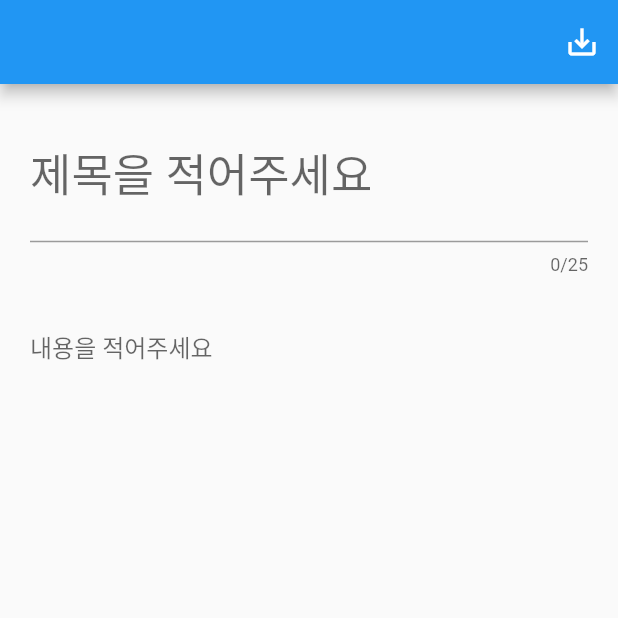
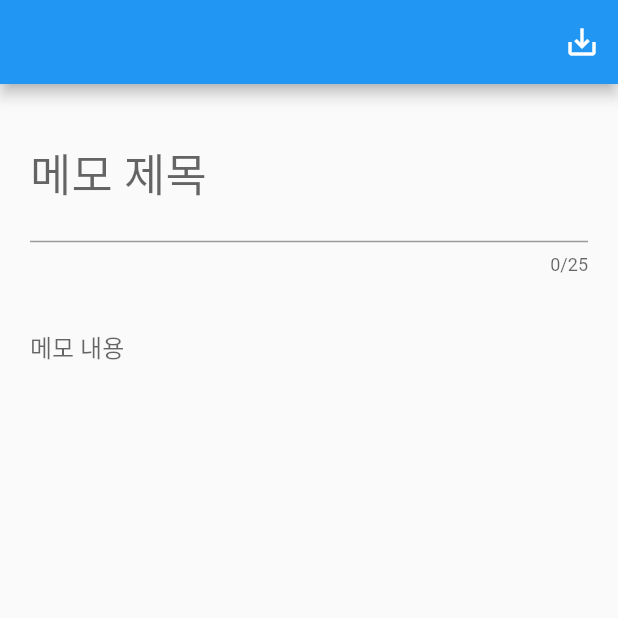
Before and after one commit to BahngJH/Flutter_Memo, a Flutter app: the screen it shows after launch, after a tap on "메모 추가", on a phone screen of 412 x 824 dp, the top half of it. Run offline on Flutter 3.47's test engine with Material 2 defaults, Android fonts, the phone set to English and light mode, and no system bars; our stand-ins replace share, sqflite; accounts and stored records are empty.

Commit message:
기본적인 기능 완성(currently all of bug fixed)

```diff
--- a/lib/screens/edit.dart
+++ b/lib/screens/edit.dart
@@ -22,7 +22,7 @@ class _EditPageState extends State<EditPage> {
     _context = context;
     return MaterialApp(
       home: Scaffold(
-          resizeToAvoidBottomInset: false,
+                                  //resizeToAvoidBottomInset: false, -> 이거때매 textField의 위치가 자동으로 안되고 박혀있었음 밑에
           appBar: AppBar(
             actions: <Widget>[
               IconButton(
@@ -37,11 +37,6 @@ class _EditPageState extends State<EditPage> {
           )
       ),
     );
-  }
-
-  Future<List<Memo>> loadMemo(String id) async {
-    DBHelper sd = DBHelper();
-    return await sd.findMemo(id);
   }
 
   loadBuilder() {
@@ -71,6 +66,7 @@ class _EditPageState extends State<EditPage> {
                 child: TextField(
                   maxLines: 1,
                   maxLength: 25,
+                  controller: tecTitle,
                   onChanged: (String title) {
                     this.title = title;
                   },
@@ -91,7 +87,8 @@ class _EditPageState extends State<EditPage> {
                     this.text = text;
                   },
                   decoration: InputDecoration(
-                    labelText: '메모 내용을 적어주세요.',
+
+                    labelText: '메모 내용',
                     border: InputBorder.none,
                   ),
                 ),
@@ -101,6 +98,11 @@ class _EditPageState extends State<EditPage> {
         }
       },
     );
+  }
+
+  Future<List<Memo>> loadMemo(String id) async {
+    DBHelper sd = DBHelper();
+    return await sd.findMemo(id);
   }
 
   void updateDB() {
--- a/lib/screens/write.dart
+++ b/lib/screens/write.dart
@@ -50,7 +50,7 @@ class _WritePage extends State<WritePage> {
                   style: TextStyle(fontSize: 30, fontWeight: FontWeight.w500),
                   keyboardType: TextInputType.multiline,
                   decoration: InputDecoration(
-                    labelText: '제목을 적어주세요',
+                    labelText: '메모 제목',
                   ),
                 ),
               ),
@@ -61,13 +61,13 @@ class _WritePage extends State<WritePage> {
               Flexible(
                 flex: 2,
                 child: TextField(
+                  keyboardType: TextInputType.multiline,
+                  maxLines: null,
                   onChanged: (String text) {
                     this.text = text;
                   },
-                  //keyboardType: TextInputType.multiline,
-                  maxLines: null,
                   decoration: InputDecoration(
-                    labelText: '내용을 적어주세요',
+                    labelText: '메모 내용',
                     border: InputBorder.none,
                   ),
                 ),
```
